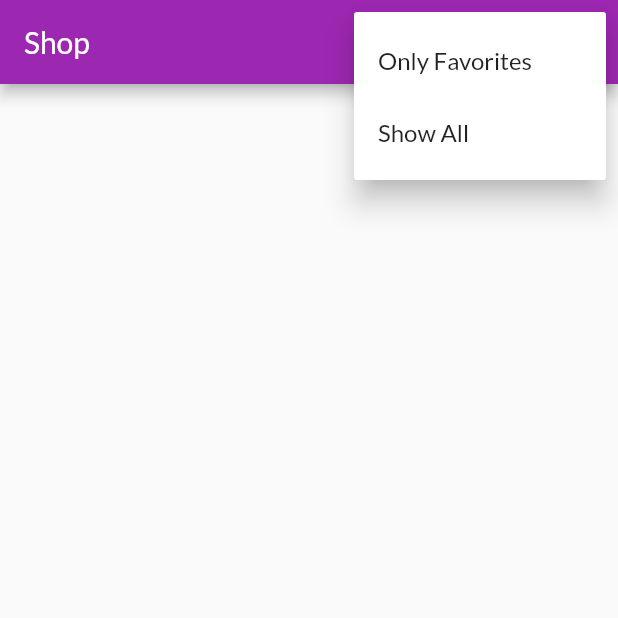
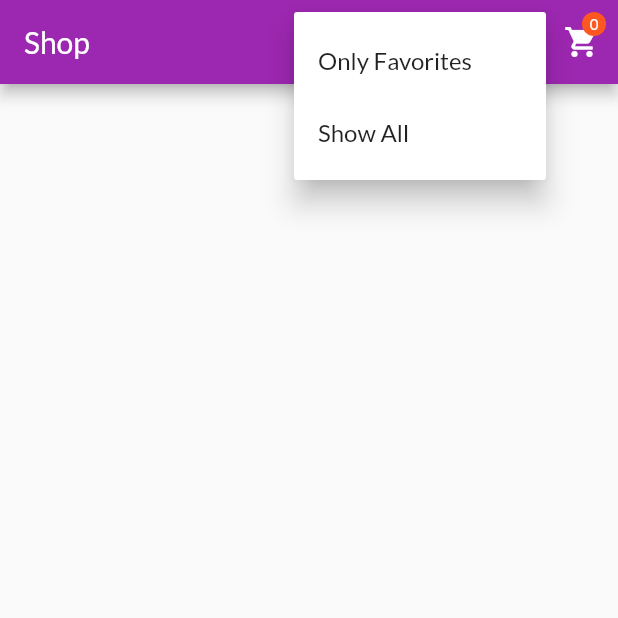
Before and after one commit to ttyt0416/shopapp, a Flutter app: the screen it shows after launch, after a tap on the "more vert" icon, on a phone screen of 412 x 824 dp, the top half of it. Run offline on Flutter 3.47's test engine with Material 2 defaults, Android fonts, the light colour scheme and no system bars.

Commit message:
adding cart screen and function for add item to cart

```diff
--- a/lib/main.dart
+++ b/lib/main.dart
@@ -2,17 +2,27 @@ import 'package:flutter/material.dart';
 import 'package:provider/provider.dart';
 
 import './providers/products.dart';
+import './providers/cart.dart';
 
 import './screens/products_overview_screen.dart';
 import './screens/product_detail_screen.dart';
+import './screens/cart_screen.dart';
 
 void main() => runApp(MyApp());
 
 class MyApp extends StatelessWidget {
   @override
   Widget build(BuildContext context) {
-    return ChangeNotifierProvider(
-      create: (ctx) => Products(),
+    return MultiProvider(
+      //MultiProvider makes able to set multiple providers
+      providers: [
+        ChangeNotifierProvider(
+          create: (ctx) => Products(),
+        ),
+        ChangeNotifierProvider(
+          create: (ctx) => Cart(),
+        ),
+      ],
       child: MaterialApp(
         title: 'MyShop',
         theme: ThemeData(
@@ -23,6 +33,7 @@ class MyApp extends StatelessWidget {
         home: ProductsOverviewScreen(),
         routes: {
           ProductDetailScreen.routeName: (ctx) => ProductDetailScreen(),
+          CartScreen.routeName: (ctx) => CartScreen(),
         },
       ),
     );
--- a/lib/providers/cart.dart
+++ b/lib/providers/cart.dart
@@ -15,10 +15,23 @@ class CartItem {
 }
 
 class Cart with ChangeNotifier {
-  Map<String, CartItem> _items;
+  Map<String, CartItem> _items = {};
 
   Map<String, CartItem> get items {
     return {..._items};
+  }
+
+  int get itemCount {
+    return _items.length;
+  }
+
+  double get totalAmount {
+    var total = 0.0;
+    _items.forEach((key, cartItem) => {
+          total += cartItem.price * cartItem.quantity,
+        });
+
+    return total;
   }
 
   void addItem(String productId, double price, String title) {
@@ -43,5 +56,6 @@ class Cart with ChangeNotifier {
         ),
       );
     }
+    notifyListeners();
   }
 }
--- a/lib/screens/products_overview_screen.dart
+++ b/lib/screens/products_overview_screen.dart
@@ -1,8 +1,13 @@
 import 'package:flutter/material.dart';
 import 'package:provider/provider.dart';
 
+import './cart_screen.dart';
+
 import '../widgets/products_grid.dart';
+import '../widgets/badge.dart';
+
 import '../providers/products.dart';
+import '../providers/cart.dart';
 
 enum FilterOptions {
   Favorites,
@@ -48,6 +53,20 @@ class _ProductsOverviewScreenState extends State<ProductsOverviewScreen> {
               ),
             ],
           ),
+          Consumer<Cart>(
+            builder: (_, cart, ch) => Badge(
+              child: ch,
+              value: cart.itemCount.toString(),
+            ),
+            child: IconButton(
+              icon: Icon(
+                Icons.shopping_cart,
+              ),
+              onPressed: () {
+                Navigator.of(context).pushNamed(CartScreen.routeName);
+              },
+            ),
+          ),
         ],
       ),
       body: ProductsGrid(_showOnlyFavorites),
--- /dev/null
+++ b/lib/widgets/badge.dart
@@ -0,0 +1,47 @@
+import 'package:flutter/material.dart';
+
+class Badge extends StatelessWidget {
+  const Badge({
+    Key key,
+    @required this.child,
+    @required this.value,
+    this.color,
+  }) : super(key: key);
+
+  final Widget child;
+  final String value;
+  final Color color;
+
+  @override
+  Widget build(BuildContext context) {
+    return Stack(
+      alignment: Alignment.center,
+      children: [
+        child,
+        Positioned(
+          right: 8,
+          top: 8,
+          child: Container(
+            padding: EdgeInsets.all(2.0),
+            // color: Theme.of(context).accentColor,
+            decoration: BoxDecoration(
+              borderRadius: BorderRadius.circular(10.0),
+              color: color != null ? color : Theme.of(context).accentColor,
+            ),
+            constraints: BoxConstraints(
+              minWidth: 16,
+              minHeight: 16,
+            ),
+            child: Text(
+              value,
+              textAlign: TextAlign.center,
+              style: TextStyle(
+                fontSize: 10,
+              ),
+            ),
+          ),
+        )
+      ],
+    );
+  }
+}
```
Also changed, not shown: lib/screens/cart_screen.dart (added, +68 -0 lines), lib/widgets/cart_item.dart (added, +41 -0 lines), lib/widgets/product_item.dart (+6 -1 lines).
